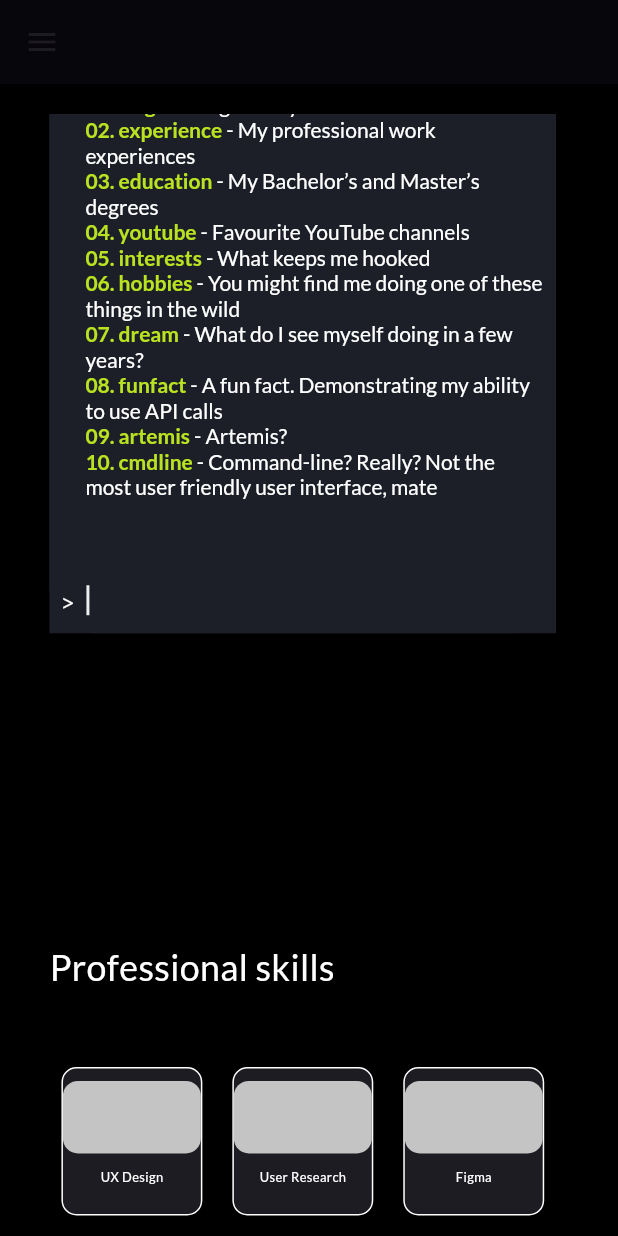
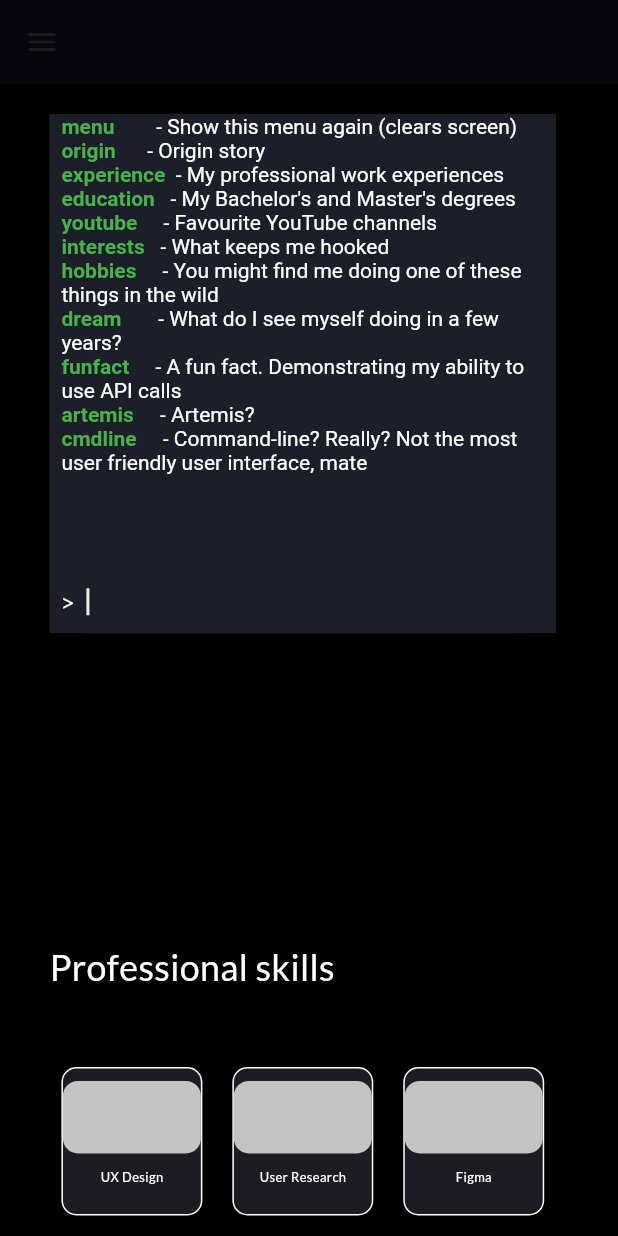
Before and after one commit to cyberwizard1001/flutter_portfolio, a Flutter app: the screen it shows after launch, scrolled down 2304 dp, on a phone screen of 412 x 824 dp. Run offline on Flutter 3.47's test engine with Material 3 defaults, Android fonts, the phone set to English and light mode, and no system bars; our stand-ins replace audioplayers, flutter_sticky_header, go_router, google_fonts, responsive_sizer, url_strategy; missing offline and left inert: syncfusion_flutter_pdfviewer; statements that could not run were skipped.

Commit message:
Improved terminal_interface_widget.dart, formatting replaced

```diff
--- a/lib/screens/home_page.dart
+++ b/lib/screens/home_page.dart
@@ -161,8 +161,6 @@ class LandingSection extends StatelessWidget {
                 borderRadius: BorderRadius.all(Radius.circular(40.0)),
               ),
               onPressed: () async {
-                // context.push('/cv');
-                //html.window.open('https://github.com/cyberwizard1001/flutter_portfolio/blob/dadd504b8353b29bf4343092ae3569f46c7ba0eb/assets/pdfs/Nirmal_Karthikeyan.pdf', 'new tab');
                 final Uri cvURL = Uri.parse(
                     'https://github.com/cyberwizard1001/flutter_portfolio/blob/dadd504b8353b29bf4343092ae3569f46c7ba0eb/assets/pdfs/Nirmal_Karthikeyan.pdf');
                 if (await canLaunchUrl(cvURL)) {
--- a/lib/widgets/home/terminal_interface_widget.dart
+++ b/lib/widgets/home/terminal_interface_widget.dart
@@ -1,6 +1,5 @@
 import 'package:flutter/material.dart';
 import 'package:flutter_portfolio/utils/colors.dart';
-import 'package:flutter_portfolio/utils/terminal_command_formatting.dart';
 import 'package:google_fonts/google_fonts.dart';
 import 'package:responsive_sizer/responsive_sizer.dart';
 
@@ -13,8 +12,9 @@ class TerminalInterfaceWidget extends StatefulWidget {
 
 class TerminalInterfaceWidgetState extends State<TerminalInterfaceWidget> {
   final TextEditingController _controller = TextEditingController();
-  final List<String> _output = [];
+  final List<Widget> _output = [];
   final List<String> _commands = [
+    'menu',
     'origin',
     'experience',
     'education',
@@ -27,24 +27,112 @@ class TerminalInterfaceWidgetState extends State<TerminalInterfaceWidget> {
     'cmdline',
   ];
   final FocusNode _focusNode = FocusNode();
+  final ScrollController _scrollController = ScrollController();
+
+  @override
+  void initState() {
+    super.initState();
+    _printMenu();
+    _controller.addListener(() {
+      setState(() {}); // Trigger rebuild when text changes
+    });
+  }
+
+  void _printMenu() {
+    _output.clear(); // Clear existing output
+    _output.add(const Text(
+      'Available commands:',
+      style: TextStyle(color: Colors.white, fontFamily: 'Courier'),
+    ));
+    _output.addAll([
+      _buildCommandText('menu', 'Show this menu again (clears screen)'),
+      _buildCommandText('origin', 'Origin story'),
+      _buildCommandText('experience', 'My professional work experiences'),
+      _buildCommandText('education', "My Bachelor's and Master's degrees"),
+      _buildCommandText('youtube', 'Favourite YouTube channels'),
+      _buildCommandText('interests', 'What keeps me hooked'),
+      _buildCommandText('hobbies', 'You might find me doing one of these things in the wild'),
+      _buildCommandText('dream', 'What do I see myself doing in a few years?'),
+      _buildCommandText('funfact', 'A fun fact. Demonstrating my ability to use API calls'),
+      _buildCommandText('artemis', 'Artemis?'),
+      _buildCommandText('cmdline', 'Command-line? Really? Not the most user friendly user interface, mate'),
+    ]);
+  }
+
+  Widget _buildCommandText(String command, String description) {
+    return RichText(
+      text: TextSpan(
+        style: const TextStyle(fontFamily: 'Courier'),
+        children: [
+          TextSpan(
+            text: command.padRight(12),
+            style: const TextStyle(color: Colors.green, fontWeight: FontWeight.bold),
+          ),
+          TextSpan(
+            text: '- $description',
+            style: const TextStyle(color: Colors.white),
+          ),
+        ],
+      ),
+    );
+  }
 
   void _handleCommand(String input) {
-    if (_commands.contains(input)) {
-      _output.add('> $input');
-      _output.add(input);
+    _output.add(const SizedBox(height: 10)); // Add vertical spacing
+    _output.add(RichText(
+      text: TextSpan(
+        style: const TextStyle(fontFamily: 'Courier'),
+        children: [
+          const TextSpan(text: '> ', style: TextStyle(color: Colors.white)),
+          TextSpan(
+            text: input,
+            style: const TextStyle(color: Colors.green, fontWeight: FontWeight.bold),
+          ),
+        ],
+      ),
+    ));
+
+    if (input.toLowerCase() == 'menu') {
+      _output.add(const Text(
+        'Clearing screen and showing menu...',
+        style: TextStyle(color: Colors.yellow, fontFamily: 'Courier'),
+      ));
+      Future.delayed(const Duration(milliseconds: 500), () {
+        setState(() {
+          _printMenu();
+        });
+      });
+    } else if (_commands.contains(input.toLowerCase())) {
+      _output.add(const Text(
+        'Command recognized. Response will be implemented soon.',
+        style: TextStyle(color: Colors.white, fontFamily: 'Courier'),
+      ));
     } else {
-      _output.add('> $input');
-      _output.add('Hold your horses! There’s no AI here (yet) :/ Please enter one of the 9 commands above for a response :)');
+      _output.add(const Text(
+          "Hold your horses! There's no AI here (yet) :/ Please enter one of the commands above for a response :)",
+      style: TextStyle(color: Colors.red, fontFamily: 'Courier'),
+    ));
     }
+
     _controller.clear();
     setState(() {});
     _focusNode.requestFocus(); // Return focus to the text field
+
+    // Scroll to the bottom after the state has been updated
+    WidgetsBinding.instance.addPostFrameCallback((_) {
+    _scrollController.animateTo(
+    _scrollController.position.maxScrollExtent,
+    duration: const Duration(milliseconds: 300),
+    curve: Curves.easeOut,
+    );
+    });
   }
 
   @override
   void dispose() {
     _controller.dispose();
     _focusNode.dispose();
+    _scrollController.dispose();
     super.dispose();
   }
 
@@ -64,6 +152,7 @@ class TerminalInterfaceWidgetState extends State<TerminalInterfaceWidget> {
             children: [
               Expanded(
                 child: SingleChildScrollView(
+                  controller: _scrollController,
                   child: Column(
                     crossAxisAlignment: CrossAxisAlignment.start,
                     children: [
@@ -96,39 +185,8 @@ class TerminalInterfaceWidgetState extends State<TerminalInterfaceWidget> {
                           ),
                         ],
                       ),
-                      const Padding(
-                        padding: EdgeInsets.only(left: 16.0, top: 15.0),
-                        child: Column(
-                          crossAxisAlignment: CrossAxisAlignment.start,
-                          children: [
-                            // Replace these with Command widgets
-                            Command(serial: 1, command: 'origin', description: 'Origin story'),
-                            Command(serial: 2, command: 'experience', description: 'My professional work experiences'),
-                            Command(serial: 3, command: 'education', description: 'My Bachelor’s and Master’s degrees'),
-                            Command(serial: 4, command: 'youtube', description: 'Favourite YouTube channels'),
-                            Command(serial: 5, command: 'interests', description: 'What keeps me hooked'),
-                            Command(serial: 6, command: 'hobbies', description: 'You might find me doing one of these things in the wild'),
-                            Command(serial: 7, command: 'dream', description: 'What do I see myself doing in a few years?'),
-                            Command(serial: 8, command: 'funfact', description: 'A fun fact. Demonstrating my ability to use API calls'),
-                            Command(serial: 9, command: 'artemis', description: 'Artemis?'),
-                            Command(serial: 10, command: 'cmdline', description: 'Command-line? Really? Not the most user friendly user interface, mate'),
-                          ],
-                        ),
-                      ),
-                      Column(
-                        crossAxisAlignment: CrossAxisAlignment.start,
-                        children: _output
-                            .map((line) => Text(
-                          line,
-                          style: TextStyle(
-                            color: line.startsWith('Hold your horses!')
-                                ? Colors.red
-                                : Colors.white,
-                            fontFamily: 'Courier',
-                          ),
-                        ))
-                            .toList(),
-                      ),
+                      const SizedBox(height: 10), // Add some space after the header
+                      ..._output,
                     ],
                   ),
                 ),
@@ -156,6 +214,7 @@ class TerminalInterfaceWidgetState extends State<TerminalInterfaceWidget> {
                         ),
                         Positioned(
                           left: 8.0 + _calculateCursorOffset(),
+                          top: 2.0, // Adjust this value to align the cursor vertically
                           child: const BlinkingCursor(),
                         ),
                       ],
@@ -222,7 +281,7 @@ class BlinkingCursorState extends State<BlinkingCursor>
       opacity: _opacity.value,
       child: Container(
         width: 2,
-        height: 20,
+        height: 18, // Adjust this value to match the text height
         color: Colors.white,
       ),
     );
```
